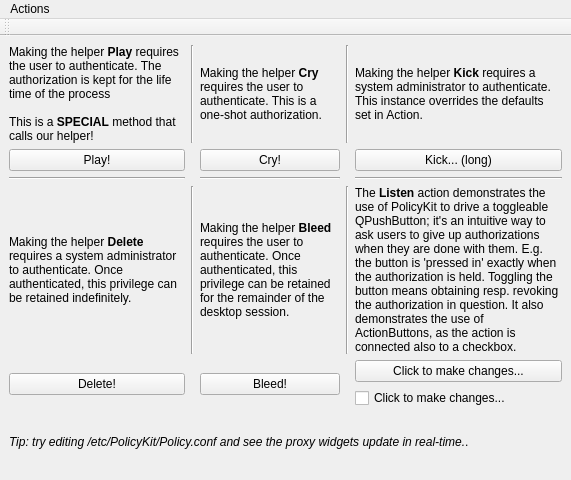
This is examples/PkExample.ui in KDE/polkit-qt-1 as Qt 5 draws it before an edit. The edited form follows.
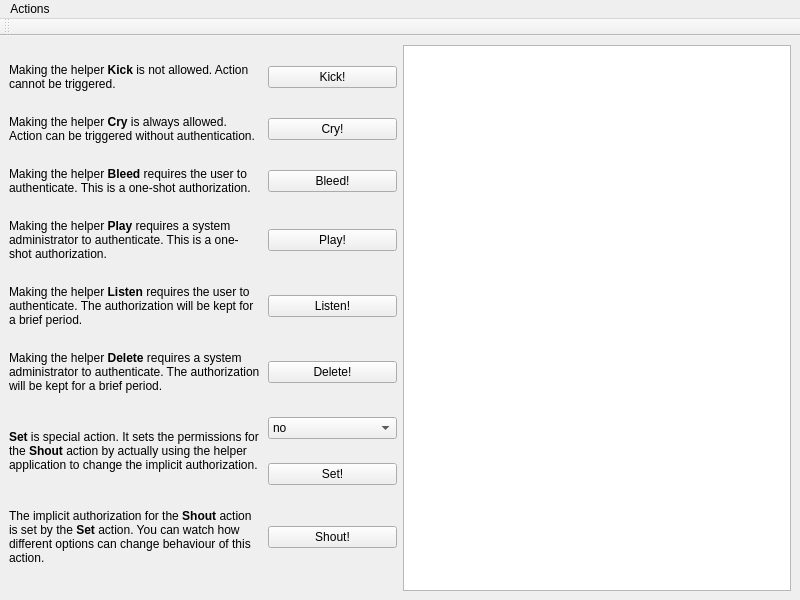
This is the edited form.

Commit message: revamped example according to Policy Kit 1 changes patch by Radek Novacek

```diff
--- a/examples/PkExample.ui
+++ b/examples/PkExample.ui
@@ -1,240 +1,217 @@
 <ui version="4.0" >
  <class>PkExample</class>
- <widget class="QMainWindow" name="PkExample" >
-  <property name="geometry" >
+ <widget class="QMainWindow" name="PkExample">
+  <property name="geometry">
    <rect>
     <x>0</x>
     <y>0</y>
-    <width>571</width>
-    <height>480</height>
+    <width>800</width>
+    <height>600</height>
    </rect>
   </property>
   <property name="windowTitle" >
    <string>PolicyKit-qt example</string>
   </property>
-  <widget class="QWidget" name="centralwidget" >
-   <layout class="QGridLayout" name="gridLayout" >
-    <item row="0" column="0" >
-     <widget class="QLabel" name="label" >
-      <property name="text" >
-       <string>&lt;!DOCTYPE HTML PUBLIC "-//W3C//DTD HTML 4.0//EN" "http://www.w3.org/TR/REC-html40/strict.dtd">
-&lt;html>&lt;head>&lt;meta name="qrichtext" content="1" />&lt;style type="text/css">
-p, li { white-space: pre-wrap; }
-&lt;/style>&lt;/head>&lt;body style=" font-family:'DejaVu Sans'; font-size:9pt; font-weight:400; font-style:normal;">
-&lt;p style=" margin-top:0px; margin-bottom:0px; margin-left:0px; margin-right:0px; -qt-block-indent:0; text-indent:0px;">Making the helper &lt;span style=" font-weight:600;">Play&lt;/span> requires the user to authenticate. The authorization is kept for the life time of the process&lt;/p>
-&lt;p style="-qt-paragraph-type:empty; margin-top:0px; margin-bottom:0px; margin-left:0px; margin-right:0px; -qt-block-indent:0; text-indent:0px;">&lt;/p>
-&lt;p style=" margin-top:0px; margin-bottom:0px; margin-left:0px; margin-right:0px; -qt-block-indent:0; text-indent:0px;">This is a &lt;span style=" font-weight:600;">SPECIAL&lt;/span> method that calls our helper!&lt;/p>&lt;/body>&lt;/html></string>
-      </property>
-      <property name="scaledContents" >
+  <widget class="QWidget" name="centralwidget">
+   <layout class="QHBoxLayout" name="horizontalLayout">
+    <item>
+     <layout class="QGridLayout" name="gridLayout" columnstretch="3,1">
+      <item row="0" column="0">
+       <widget class="QLabel" name="kickL">
+        <property name="text">
+         <string>Making the helper &lt;b&gt;Kick&lt;/b&gt; is not allowed. Action cannot be triggered.</string>
+        </property>
+        <property name="wordWrap">
        <bool>true</bool>
       </property>
-      <property name="wordWrap" >
-       <bool>true</bool>
-      </property>
-     </widget>
-    </item>
-    <item row="0" column="2" >
-     <widget class="QLabel" name="label_2" >
-      <property name="text" >
-       <string>&lt;!DOCTYPE HTML PUBLIC "-//W3C//DTD HTML 4.0//EN" "http://www.w3.org/TR/REC-html40/strict.dtd">
-&lt;html>&lt;head>&lt;meta name="qrichtext" content="1" />&lt;style type="text/css">
-p, li { white-space: pre-wrap; }
-&lt;/style>&lt;/head>&lt;body style=" font-family:'DejaVu Sans'; font-size:9pt; font-weight:400; font-style:normal;">
-&lt;p style=" margin-top:0px; margin-bottom:0px; margin-left:0px; margin-right:0px; -qt-block-indent:0; text-indent:0px;">Making the helper &lt;span style=" font-weight:600;">Cry&lt;/span> requires the user to authenticate. This is a one-shot authorization.&lt;/p>&lt;/body>&lt;/html></string>
-      </property>
-      <property name="wordWrap" >
-       <bool>true</bool>
-      </property>
-     </widget>
-    </item>
-    <item row="0" column="4" >
-     <widget class="QLabel" name="label_3" >
-      <property name="text" >
-       <string>&lt;!DOCTYPE HTML PUBLIC "-//W3C//DTD HTML 4.0//EN" "http://www.w3.org/TR/REC-html40/strict.dtd">
-&lt;html>&lt;head>&lt;meta name="qrichtext" content="1" />&lt;style type="text/css">
+       </widget>
+      </item>
+      <item row="0" column="1">
+       <widget class="QPushButton" name="kickPB">
+        <property name="text">
+         <string>Kick!</string>
+        </property>
+       </widget>
+      </item>
+      <item row="1" column="0">
+       <widget class="QLabel" name="cryL">
+        <property name="text">
+         <string>&lt;!DOCTYPE HTML PUBLIC &quot;-//W3C//DTD HTML 4.0//EN&quot; &quot;http://www.w3.org/TR/REC-html40/strict.dtd&quot;&gt;
+&lt;html&gt;&lt;head&gt;&lt;meta name=&quot;qrichtext&quot; content=&quot;1&quot; /&gt;&lt;style type=&quot;text/css&quot;&gt;
 p, li { white-space: pre-wrap; }
-&lt;/style>&lt;/head>&lt;body style=" font-family:'Liberation Sans'; font-size:8pt; font-weight:400; font-style:normal;">
-&lt;p style=" margin-top:0px; margin-bottom:0px; margin-left:0px; margin-right:0px; -qt-block-indent:0; text-indent:0px; font-family:'DejaVu Sans'; font-size:9pt;">Making the helper &lt;span style=" font-weight:600;">Kick&lt;/span> requires a system administrator to authenticate. This instance overrides the defaults set in Action.&lt;/p>&lt;/body>&lt;/html></string>
-      </property>
-      <property name="wordWrap" >
+&lt;/style&gt;&lt;/head&gt;&lt;body style=&quot; font-family:'Sans Serif'; font-size:9pt; font-weight:400; font-style:normal;&quot;&gt;
+&lt;p style=&quot; margin-top:0px; margin-bottom:0px; margin-left:0px; margin-right:0px; -qt-block-indent:0; text-indent:0px;&quot;&gt;Making the helper &lt;span style=&quot; font-weight:600;&quot;&gt;Cry&lt;/span&gt; is always allowed. Action can be triggered without authentication.&lt;/p&gt;&lt;/body&gt;&lt;/html&gt;</string>
+        </property>
+        <property name="wordWrap">
        <bool>true</bool>
       </property>
      </widget>
     </item>
-    <item row="1" column="0" >
-     <widget class="QPushButton" name="playPB" >
-      <property name="text" >
-       <string>Play!</string>
-      </property>
-     </widget>
-    </item>
-    <item row="1" column="2" >
-     <widget class="QPushButton" name="cryPB" >
-      <property name="text" >
+      <item row="1" column="1">
+       <widget class="QPushButton" name="cryPB">
+        <property name="text">
        <string>Cry!</string>
       </property>
      </widget>
     </item>
-    <item row="1" column="4" >
-     <widget class="QPushButton" name="kickPB" >
-      <property name="text" >
-       <string>Kick... (long)</string>
-      </property>
-     </widget>
-    </item>
-    <item row="3" column="0" >
-     <widget class="QLabel" name="label_4" >
-      <property name="text" >
-       <string>&lt;!DOCTYPE HTML PUBLIC "-//W3C//DTD HTML 4.0//EN" "http://www.w3.org/TR/REC-html40/strict.dtd">
-&lt;html>&lt;head>&lt;meta name="qrichtext" content="1" />&lt;style type="text/css">
-p, li { white-space: pre-wrap; }
-&lt;/style>&lt;/head>&lt;body style=" font-family:'DejaVu Sans'; font-size:9pt; font-weight:400; font-style:normal;">
-&lt;p style=" margin-top:0px; margin-bottom:0px; margin-left:0px; margin-right:0px; -qt-block-indent:0; text-indent:0px;">Making the helper &lt;span style=" font-weight:600;">Delete&lt;/span> requires a system administrator to authenticate. Once authenticated, this privilege can be retained indefinitely.&lt;/p>&lt;/body>&lt;/html></string>
-      </property>
-      <property name="wordWrap" >
+      <item row="2" column="0">
+       <widget class="QLabel" name="bleedL">
+        <property name="text">
+         <string>Making the helper &lt;b&gt;Bleed&lt;/b&gt; requires the user to authenticate. This is a one-shot authorization.</string>
+        </property>
+        <property name="wordWrap">
        <bool>true</bool>
       </property>
      </widget>
     </item>
-    <item row="3" column="2" >
-     <widget class="QLabel" name="label_5" >
-      <property name="text" >
-       <string>&lt;!DOCTYPE HTML PUBLIC "-//W3C//DTD HTML 4.0//EN" "http://www.w3.org/TR/REC-html40/strict.dtd">
-&lt;html>&lt;head>&lt;meta name="qrichtext" content="1" />&lt;style type="text/css">
-p, li { white-space: pre-wrap; }
-&lt;/style>&lt;/head>&lt;body style=" font-family:'DejaVu Sans'; font-size:9pt; font-weight:400; font-style:normal;">
-&lt;p style=" margin-top:0px; margin-bottom:0px; margin-left:0px; margin-right:0px; -qt-block-indent:0; text-indent:0px;">Making the helper &lt;span style=" font-weight:600;">Bleed&lt;/span> requires the user to authenticate. Once authenticated, this privilege can be retained for the remainder of the desktop session.&lt;/p>&lt;/body>&lt;/html></string>
-      </property>
-      <property name="wordWrap" >
-       <bool>true</bool>
-      </property>
-     </widget>
-    </item>
-    <item row="3" column="4" >
-     <widget class="QLabel" name="label_6" >
-      <property name="text" >
-       <string>&lt;!DOCTYPE HTML PUBLIC "-//W3C//DTD HTML 4.0//EN" "http://www.w3.org/TR/REC-html40/strict.dtd">
-&lt;html>&lt;head>&lt;meta name="qrichtext" content="1" />&lt;style type="text/css">
-p, li { white-space: pre-wrap; }
-&lt;/style>&lt;/head>&lt;body style=" font-family:'Liberation Sans'; font-size:8pt; font-weight:400; font-style:normal;">
-&lt;p style=" margin-top:0px; margin-bottom:0px; margin-left:0px; margin-right:0px; -qt-block-indent:0; text-indent:0px; font-family:'DejaVu Sans'; font-size:9pt;">The &lt;span style=" font-weight:600;">Listen&lt;/span> action demonstrates the use of PolicyKit to drive a toggleable QPushButton; it's an intuitive way to ask users to give up authorizations when they are done with them. E.g. the button is 'pressed in' exactly when the authorization is held. Toggling the button means obtaining resp. revoking the authorization in question. It also demonstrates the use of ActionButtons, as the action is connected also to a checkbox.&lt;/p>&lt;/body>&lt;/html></string>
-      </property>
-      <property name="wordWrap" >
-       <bool>true</bool>
-      </property>
-     </widget>
-    </item>
-    <item row="4" column="0" >
-     <widget class="QPushButton" name="deletePB" >
-      <property name="text" >
-       <string>Delete!</string>
-      </property>
-     </widget>
-    </item>
-    <item row="4" column="2" >
-     <widget class="QPushButton" name="bleedPB" >
-      <property name="text" >
+      <item row="2" column="1">
+       <widget class="QPushButton" name="bleedPB">
+        <property name="text">
        <string>Bleed!</string>
       </property>
      </widget>
     </item>
-    <item row="4" column="4" >
-     <layout class="QVBoxLayout" name="verticalLayout" >
-      <item>
-       <widget class="QPushButton" name="listenPB" >
-        <property name="text" >
-         <string>Click to make changes...</string>
+      <item row="3" column="0">
+       <widget class="QLabel" name="playL">
+        <property name="text">
+         <string>Making the helper &lt;b&gt;Play&lt;/b&gt; requires a system administrator to authenticate. This is a one-shot authorization.</string>
         </property>
-        <property name="checkable" >
-         <bool>false</bool>
+        <property name="wordWrap">
+         <bool>true</bool>
         </property>
        </widget>
       </item>
-      <item>
-       <widget class="QCheckBox" name="listenCB" >
-        <property name="text" >
-         <string>Click to make changes...</string>
+      <item row="3" column="1">
+       <widget class="QPushButton" name="playPB">
+        <property name="text">
+         <string>Play!</string>
         </property>
        </widget>
       </item>
-     </layout>
-    </item>
-    <item row="5" column="0" colspan="5" >
-     <widget class="QLabel" name="label_7" >
-      <property name="text" >
-       <string>&lt;i>Tip: try editing /etc/PolicyKit/Policy.conf and see the proxy widgets update in real-time.&lt;/i>.</string>
-      </property>
-      <property name="wordWrap" >
+      <item row="4" column="0">
+       <widget class="QLabel" name="listenL">
+        <property name="text">
+         <string>Making the helper &lt;b&gt;Listen&lt;/b&gt; requires the user to authenticate. The authorization will be kept for a brief period.</string>
+        </property>
+        <property name="wordWrap">
        <bool>true</bool>
       </property>
      </widget>
     </item>
-    <item row="0" column="1" >
-     <widget class="Line" name="line" >
-      <property name="orientation" >
-       <enum>Qt::Vertical</enum>
+      <item row="4" column="1">
+       <widget class="QPushButton" name="listenPB">
+        <property name="text">
+         <string>Listen!</string>
       </property>
      </widget>
     </item>
-    <item row="3" column="1" >
-     <widget class="Line" name="line_2" >
-      <property name="orientation" >
-       <enum>Qt::Vertical</enum>
-      </property>
-     </widget>
-    </item>
-    <item row="3" column="3" >
-     <widget class="Line" name="line_3" >
-      <property name="orientation" >
-       <enum>Qt::Vertical</enum>
+      <item row="5" column="0">
+       <widget class="QLabel" name="deleteL">
+        <property name="text">
+         <string>Making the helper &lt;b&gt;Delete&lt;/b&gt; requires a system administrator to authenticate. The authorization will be kept for a brief period.</string>
+        </property>
+        <property name="wordWrap">
+         <bool>true</bool>
+        </property>
+       </widget>
+      </item>
+      <item row="5" column="1">
+       <widget class="QPushButton" name="deletePB">
+        <property name="text">
+         <string>Delete!</string>
       </property>
      </widget>
     </item>
-    <item row="0" column="3" >
-     <widget class="Line" name="line_4" >
-      <property name="orientation" >
-       <enum>Qt::Vertical</enum>
-      </property>
-     </widget>
-    </item>
-    <item row="2" column="0" >
-     <widget class="Line" name="line_5" >
-      <property name="orientation" >
-       <enum>Qt::Horizontal</enum>
-      </property>
-     </widget>
-    </item>
-    <item row="2" column="2" >
-     <widget class="Line" name="line_6" >
-      <property name="orientation" >
-       <enum>Qt::Horizontal</enum>
+      <item row="6" column="0" rowspan="2">
+       <widget class="QLabel" name="deleteL_2">
+        <property name="text">
+         <string>&lt;b&gt;Set&lt;/b&gt; is special action. It sets the permissions for the &lt;b&gt;Shout&lt;/b&gt; action by actually using the helper application to change the implicit authorization.</string>
+        </property>
+        <property name="wordWrap">
+         <bool>true</bool>
+        </property>
+       </widget>
+      </item>
+      <item row="6" column="1">
+       <widget class="QComboBox" name="setCB">
+        <item>
+         <property name="text">
+          <string>no</string>
+         </property>
+        </item>
+        <item>
+         <property name="text">
+          <string>yes</string>
+         </property>
+        </item>
+        <item>
+         <property name="text">
+          <string>auth_self</string>
+         </property>
+        </item>
+        <item>
+         <property name="text">
+          <string>auth_admin</string>
+         </property>
+        </item>
+        <item>
+         <property name="text">
+          <string>auth_self_keep</string>
+         </property>
+        </item>
+        <item>
+         <property name="text">
+          <string>auth_admin_keep</string>
+         </property>
+        </item>
+       </widget>
+      </item>
+      <item row="7" column="1">
+       <widget class="QPushButton" name="setPB">
+        <property name="text">
+         <string>Set!</string>
       </property>
      </widget>
     </item>
-    <item row="2" column="4" >
-     <widget class="Line" name="line_7" >
-      <property name="orientation" >
-       <enum>Qt::Horizontal</enum>
-      </property>
-     </widget>
-    </item>
-   </layout>
+      <item row="8" column="0">
+       <widget class="QLabel" name="deleteL_3">
+        <property name="text">
+         <string>The implicit authorization for the &lt;b&gt;Shout&lt;/b&gt; action is set by the &lt;b&gt;Set&lt;/b&gt; action. You can watch how different options can change behaviour of this action.</string>
+        </property>
+        <property name="wordWrap">
+         <bool>true</bool>
+        </property>
+       </widget>
+      </item>
+      <item row="8" column="1">
+       <widget class="QPushButton" name="shoutPB">
+        <property name="text">
+         <string>Shout!</string>
+        </property>
+       </widget>
+      </item>
+     </layout>
+    </item>
+    <item>
+     <widget class="QListWidget" name="actionList"/>
+    </item>
+   </layout>
   </widget>
-  <widget class="QMenuBar" name="menubar" >
-   <property name="geometry" >
+  <widget class="QMenuBar" name="menubar">
+   <property name="geometry">
     <rect>
      <x>0</x>
      <y>0</y>
-     <width>571</width>
-     <height>24</height>
+     <width>800</width>
+     <height>22</height>
     </rect>
    </property>
-   <widget class="QMenu" name="menuActions" >
-    <property name="title" >
+   <widget class="QMenu" name="menuActions">
+    <property name="title">
      <string>Actions</string>
     </property>
    </widget>
-   <addaction name="menuActions" />
+   <addaction name="menuActions"/>
   </widget>
   <widget class="QToolBar" name="toolBar" >
    <property name="windowTitle" >
```
Left out of the diff: 15 changed lines with no effect on the pictures. Lines whose indentation alone changed are shown as unchanged. The commit also changes 8 other files.
